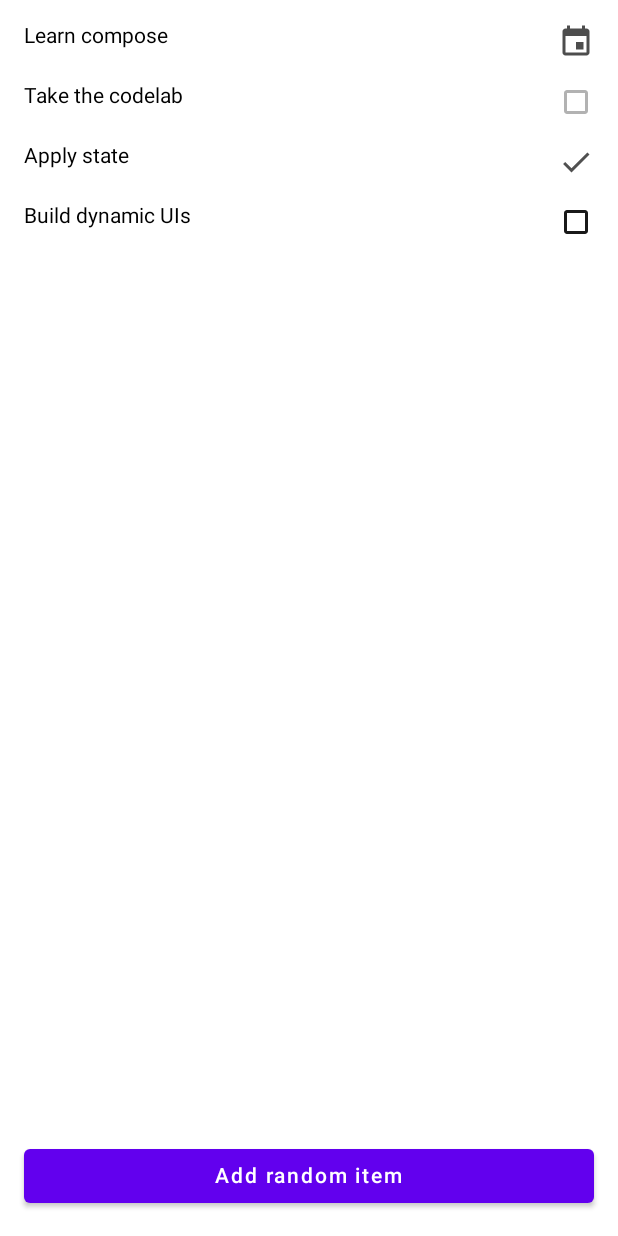
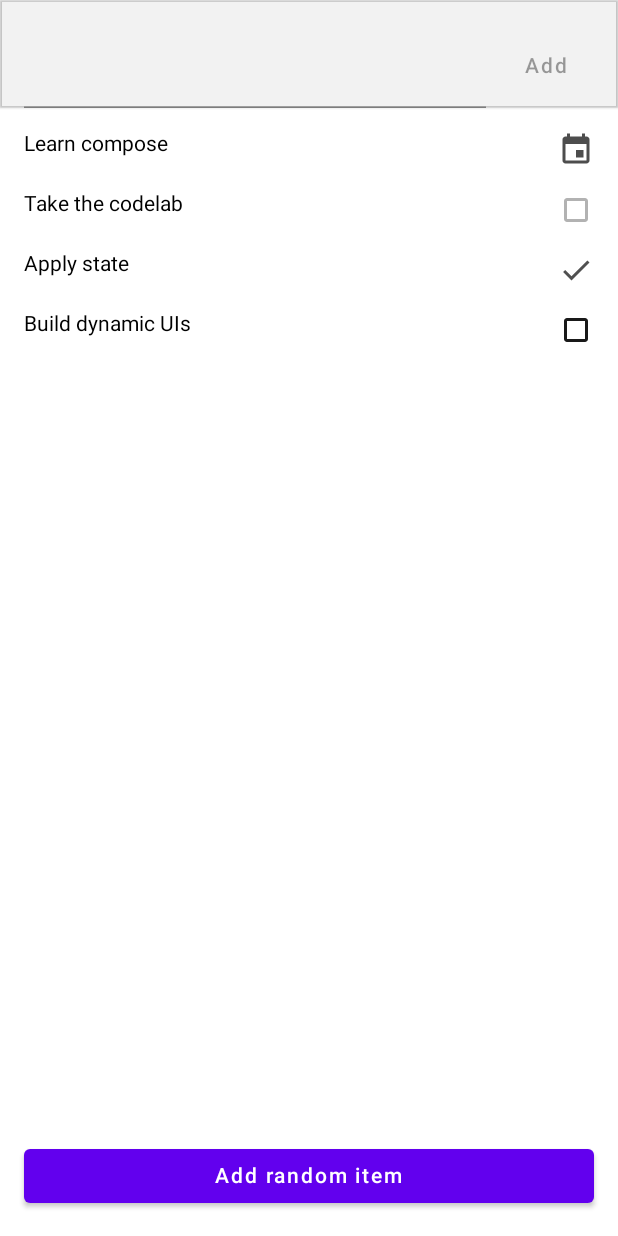
Before and after one commit to kadylovnur/andriod-sample-apps, an Android app built with Jetpack Compose: the @Preview function PreviewTodoScreen, on a phone screen of 412 x 824 dp. Run offline under Robolectric (Android 15) with nearby library versions, the phone set to English and light mode, and no system bars.

Commit message:
6. State in Compose (Using State in Jetpack Compose)
https://developer.android.com/codelabs/jetpack-compose-state#5

```diff
--- a/Compose_3.StateCodelab/start/src/main/java/com/codelabs/state/todo/TodoScreen.kt
+++ b/Compose_3.StateCodelab/start/src/main/java/com/codelabs/state/todo/TodoScreen.kt
@@ -30,7 +30,9 @@ import androidx.compose.material.Icon
 import androidx.compose.material.LocalContentColor
 import androidx.compose.material.Text
 import androidx.compose.runtime.Composable
+import androidx.compose.runtime.mutableStateOf
 import androidx.compose.runtime.remember
+import androidx.compose.ui.Alignment
 import androidx.compose.ui.Modifier
 import androidx.compose.ui.res.stringResource
 import androidx.compose.ui.tooling.preview.Preview
@@ -52,6 +54,11 @@ fun TodoScreen(
     onRemoveItem: (TodoItem) -> Unit
 ) {
     Column {
+        // add TodoItemInputBackground and TodoItem at the top of TodoScreen
+        TodoItemInputBackground(elevate = true, modifier = Modifier.fillMaxWidth()) {
+            TodoItemInput(onItemComplete = onAddItem)
+        }
+
         LazyColumn(
             modifier = Modifier.weight(1f),
             contentPadding = PaddingValues(top = 8.dp)
@@ -128,3 +135,39 @@ fun PreviewTodoRow() {
     val todo = remember { generateRandomTodoItem() }
     TodoRow(todo = todo, onItemClicked = {}, modifier = Modifier.fillMaxWidth())
 }
+
+
+@Composable
+fun TodoItemInput(onItemComplete: (TodoItem) -> Unit) {
+    // onItemComplete is an event will fire when an item is completed by the user
+
+    val (text, setText) = remember { mutableStateOf("") }
+    Column {
+        Row(
+            Modifier
+                .padding(horizontal = 16.dp)
+                .padding(top = 16.dp)
+        ) {
+            TodoInputText(
+                text = text,
+                onTextChange = setText,
+                modifier = Modifier
+                    .weight(1f)
+                    .padding(end = 8.dp)
+            )
+            TodoEditButton(
+                onClick = {
+                    onItemComplete(TodoItem(text))  // send onItemComplete event up
+                    setText("")  // clear the internal text
+                },
+                text = "Add",
+                modifier = Modifier.align(Alignment.CenterVertically),
+                enabled = text.isNotBlank()  // enable if text is not blank
+            )
+        }
+    }
+}
+
+@Preview
+@Composable
+fun PreviewTodoItemInput() = TodoItemInput(onItemComplete = { })
```
